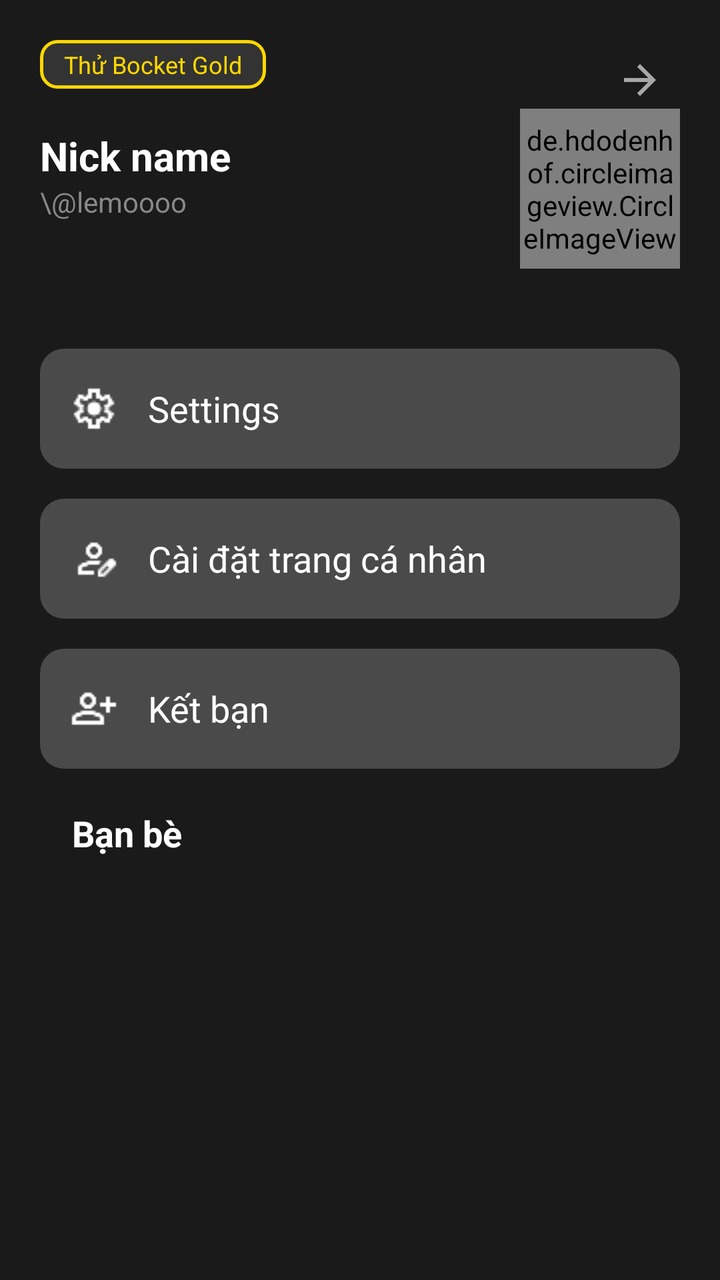
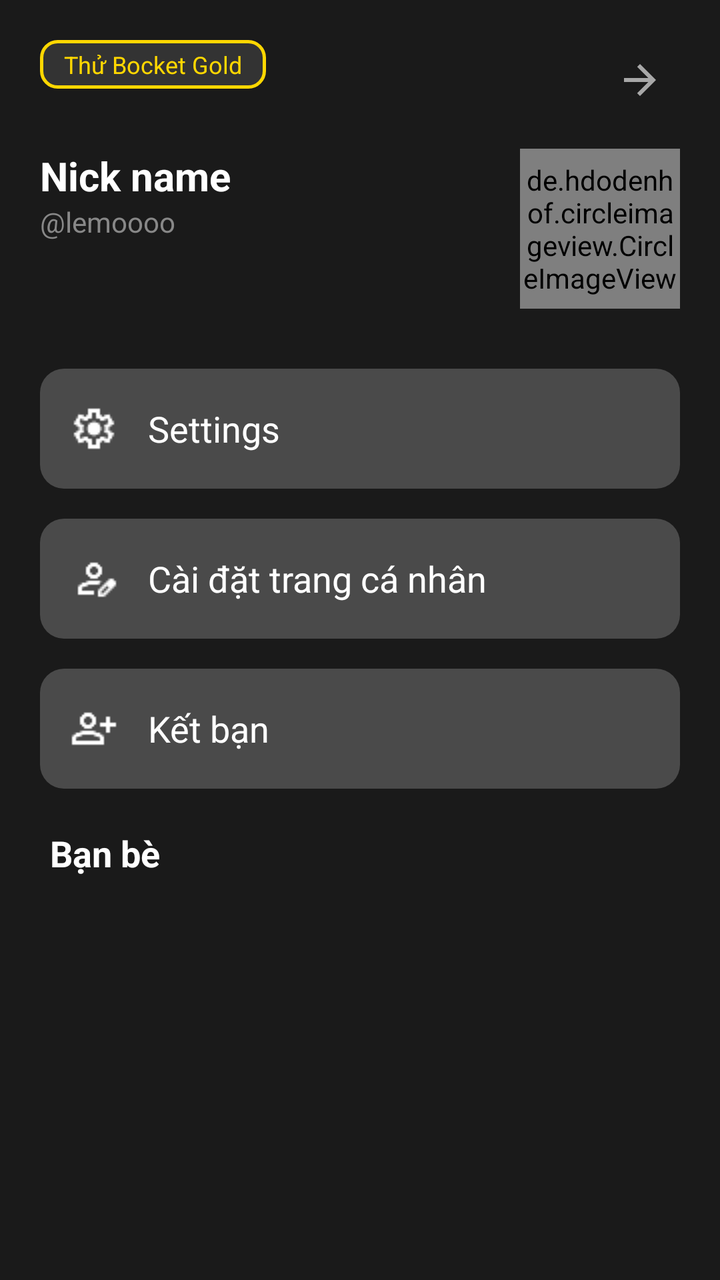

Two renders of the same Android screen: before a commit and after it. Below are the layout's source before the change and the commit's diff.
<!-- AndroidManifest.xml: application theme Theme.Bocket -->
<!-- res/layout/activity_profile.xml -->
<androidx.constraintlayout.widget.ConstraintLayout
    xmlns:android="http://schemas.android.com/apk/res/android"
    xmlns:app="http://schemas.android.com/apk/res-auto"
    xmlns:tools="http://schemas.android.com/tools"
    android:layout_width="match_parent"
    android:layout_height="match_parent"
    android:background="#1A1A1A"
    android:padding="20dp">

    <TextView
        android:id="@+id/tvGoldTag"
        android:layout_width="wrap_content"
        android:layout_height="wrap_content"
        android:background="@drawable/bg_gold_tag"
        android:paddingHorizontal="12dp"
        android:paddingVertical="4dp"
        android:text="Thử Bocket Gold"
        android:textColor="#FFD700"
        android:textSize="12sp"
        app:layout_constraintStart_toStartOf="parent"
        app:layout_constraintTop_toTopOf="parent" />

    <ImageButton
        android:id="@+id/btnBack"
        android:layout_width="40dp"
        android:layout_height="40dp"
        android:src="@drawable/ic_back"
        android:background="?attr/selectableItemBackgroundBorderless"
        android:scaleType="centerInside"
        android:padding="8dp"
        app:layout_constraintEnd_toEndOf="parent"
        app:layout_constraintTop_toTopOf="parent"
        app:tint="#A8A8A8" />

    <LinearLayout
        android:layout_width="wrap_content"
        android:layout_height="wrap_content"
        android:orientation="vertical"
        android:layout_marginTop="20dp"
        app:layout_constraintStart_toStartOf="parent"
        app:layout_constraintTop_toBottomOf="@id/tvGoldTag">

        <TextView
            android:id="@+id/tvProfileNickname"
            android:layout_width="wrap_content"
            android:layout_height="wrap_content"
            android:text="Nick name"
            android:textColor="#FFFFFF"
            android:textSize="20sp"
            android:textStyle="bold" />

        <TextView
            android:id="@+id/tvProfileUsername"
            android:layout_width="wrap_content"
            android:layout_height="wrap_content"
            android:text="\@lemoooo"
            android:textColor="#888888"
            android:textSize="14sp" />
    </LinearLayout>

    <de.hdodenhof.circleimageview.CircleImageView
        android:id="@+id/ivProfileAvatar"
        android:layout_width="80dp"
        android:layout_height="80dp"
        android:src="@drawable/ic_avatar_placeholder"
        app:civ_border_color="#FFD700"
        app:civ_border_width="3dp"
        app:layout_constraintEnd_toEndOf="parent"
        app:layout_constraintTop_toBottomOf="@id/tvGoldTag"
        android:layout_marginTop="10dp"
        tools:ignore="MissingClass" />

    <LinearLayout
        android:layout_width="match_parent"
        android:layout_height="wrap_content"
        android:layout_marginTop="40dp"
        android:orientation="vertical"
        app:layout_constraintTop_toBottomOf="@id/ivProfileAvatar">

        <LinearLayout
            android:id="@+id/btn_open_settings"
            android:layout_width="match_parent"
            android:layout_height="60dp"
            android:background="@drawable/bg_menu_item"
            android:gravity="center_vertical"
            android:paddingHorizontal="15dp"
            android:layout_marginBottom="15dp">
            <ImageView
                android:layout_width="24dp"
                android:layout_height="24dp"
                android:src="@drawable/ic_settings"
                app:tint="#FFFFFF" />
            <TextView
                android:layout_width="wrap_content"
                android:layout_height="wrap_content"
                android:layout_marginStart="15dp"
                android:text="Settings"
                android:textColor="#FFFFFF"
                android:textSize="18sp" />
        </LinearLayout>

        <LinearLayout
            android:id="@+id/btn_open_edit_profile"
            android:layout_width="match_parent"
            android:layout_height="60dp"
            android:background="@drawable/bg_menu_item"
            android:gravity="center_vertical"
            android:paddingHorizontal="15dp"
            android:layout_marginBottom="15dp">
            <ImageView
                android:layout_width="24dp"
                android:layout_height="24dp"
                android:src="@drawable/ic_person_edit"
                app:tint="#FFFFFF" />
            <TextView
                android:layout_width="wrap_content"
                android:layout_height="wrap_content"
                android:layout_marginStart="15dp"
                android:text="Cài đặt trang cá nhân"
                android:textColor="#FFFFFF"
                android:textSize="18sp" />
        </LinearLayout>

        <LinearLayout
            android:id="@+id/btnAddFriendAction"
            android:layout_width="match_parent"
            android:layout_height="60dp"
            android:background="@drawable/bg_menu_item"
            android:gravity="center_vertical"
            android:paddingHorizontal="15dp">
            <ImageView
                android:layout_width="24dp"
                android:layout_height="24dp"
                android:src="@drawable/ic_person_add"
                app:tint="#FFFFFF" />
            <TextView
                android:layout_width="wrap_content"
                android:layout_height="wrap_content"
                android:layout_marginStart="15dp"
                android:text="Kết bạn"
                android:textColor="#FFFFFF"
                android:textSize="18sp" />
        </LinearLayout>

        <TextView
            android:id="@+id/tvFriendsTitle"
            android:layout_width="wrap_content"
            android:layout_height="wrap_content"
            android:text="Bạn bè"
            android:textSize="18sp"
            android:textStyle="bold"
            android:textColor="#ffffff"
            android:layout_marginTop="20dp"
            android:layout_marginStart="16dp"
            android:alpha="1.0"/>

        <androidx.recyclerview.widget.RecyclerView
            android:id="@+id/rvProfileFriendsList"
            android:layout_width="match_parent"
            android:layout_height="wrap_content"
            android:layout_marginTop="10dp"
            android:paddingStart="16dp"
            android:paddingEnd="16dp"
            android:nestedScrollingEnabled="false"/>
    </LinearLayout>



</androidx.constraintlayout.widget.ConstraintLayout>
<!-- resources referenced by this layout -->
<resources>
  <!-- drawable bg_gold_tag (drawable) -->
  <shape xmlns:android="http://schemas.android.com/apk/res/android">
      <stroke android:width="1.5dp" android:color="#FFD700"/> <solid android:color="#333333"/>
      <corners android:radius="8dp"/>
  </shape>
  <!-- drawable bg_menu_item (drawable) -->
  <shape xmlns:android="http://schemas.android.com/apk/res/android">
      <solid android:color="#4A4A4A"/> <corners android:radius="12dp"/>
  </shape>
  <!-- drawable ic_avatar_placeholder (drawable) -->
  <?xml version="1.0" encoding="utf-8"?>
  <vector xmlns:android="http://schemas.android.com/apk/res/android"
      android:width="50dp"
      android:height="50dp"
      android:viewportWidth="50"
      android:viewportHeight="50">
  
      <path
          android:fillColor="#555555"
          android:pathData="M25,25m-25,0a25,25 0,1 1,50 0a25,25 0,1 1,-50 0" />
  
      <path
          android:fillColor="#DDDDDD"
          android:pathData="M20.8,18a4,4 0,1 1,8 0a4,4 0,1 1,-8 0" />
  
      <path
          android:fillColor="#DDDDDD"
          android:pathData="M16.5,33a8.5,8.5 0,0 1,17 0v1h-17z" />
  
  </vector>
  <!-- drawable ic_back (drawable) -->
  <?xml version="1.0" encoding="utf-8"?>
  <vector xmlns:android="http://schemas.android.com/apk/res/android"
      android:width="24dp"
      android:height="24dp"
      android:viewportWidth="24"
      android:viewportHeight="24">
  
      <group
          android:pivotX="12"
          android:pivotY="12"
          android:rotation="180">
          <path
              android:fillColor="#FFFFFF"
              android:pathData="M20,11H7.83l5.59,-5.59L12,4l-8,8 8,8 1.41,-1.41L7.83,13H20v-2z"/>
      </group>
  </vector>
  <!-- drawable ic_person_add: png bitmap (drawable, 464 bytes) -->
  <!-- drawable ic_person_edit: png bitmap (drawable, 508 bytes) -->
  <!-- drawable ic_settings: png bitmap (drawable, 769 bytes) -->
  <style name="Theme.Bocket" parent="Base.Theme.Bocket" />
  <style name="Base.Theme.Bocket" parent="Theme.Material3.DayNight.NoActionBar">
          
          
      </style>
</resources>

<!-- the commit's change to res/layout/activity_profile.xml (unified diff, before → after) -->
@@ -1,16 +1,17 @@
+<?xml version="1.0" encoding="utf-8"?>
 <androidx.constraintlayout.widget.ConstraintLayout
     xmlns:android="http://schemas.android.com/apk/res/android"
     xmlns:app="http://schemas.android.com/apk/res-auto"
     xmlns:tools="http://schemas.android.com/tools"
     android:layout_width="match_parent"
     android:layout_height="match_parent"
-    android:background="#1A1A1A"
-    android:padding="20dp">
+    android:background="#1A1A1A">
 
     <TextView
         android:id="@+id/tvGoldTag"
         android:layout_width="wrap_content"
         android:layout_height="wrap_content"
+        android:layout_margin="20dp"
         android:background="@drawable/bg_gold_tag"
         android:paddingHorizontal="12dp"
         android:paddingVertical="4dp"
@@ -24,146 +25,156 @@
         android:id="@+id/btnBack"
         android:layout_width="40dp"
         android:layout_height="40dp"
+        android:layout_margin="20dp"
         android:src="@drawable/ic_back"
         android:background="?attr/selectableItemBackgroundBorderless"
-        android:scaleType="centerInside"
         android:padding="8dp"
         app:layout_constraintEnd_toEndOf="parent"
         app:layout_constraintTop_toTopOf="parent"
         app:tint="#A8A8A8" />
 
-    <LinearLayout
-        android:layout_width="wrap_content"
-        android:layout_height="wrap_content"
-        android:orientation="vertical"
-        android:layout_marginTop="20dp"
-        app:layout_constraintStart_toStartOf="parent"
+    <androidx.core.widget.NestedScrollView
+        android:layout_width="match_parent"
+        android:layout_height="0dp"
+        android:layout_marginTop="10dp"
+        app:layout_constraintBottom_toBottomOf="parent"
         app:layout_constraintTop_toBottomOf="@id/tvGoldTag">
 
-        <TextView
-            android:id="@+id/tvProfileNickname"
-            android:layout_width="wrap_content"
+        <androidx.constraintlayout.widget.ConstraintLayout
+            android:layout_width="match_parent"
             android:layout_height="wrap_content"
-            android:text="Nick name"
-            android:textColor="#FFFFFF"
-            android:textSize="20sp"
-            android:textStyle="bold" />
+            android:padding="20dp">
 
-        <TextView
-            android:id="@+id/tvProfileUsername"
-            android:layout_width="wrap_content"
-            android:layout_height="wrap_content"
-            android:text="\@lemoooo"
-            android:textColor="#888888"
-            android:textSize="14sp" />
-    </LinearLayout>
-
-    <de.hdodenhof.circleimageview.CircleImageView
-        android:id="@+id/ivProfileAvatar"
-        android:layout_width="80dp"
-        android:layout_height="80dp"
-        android:src="@drawable/ic_avatar_placeholder"
-        app:civ_border_color="#FFD700"
-        app:civ_border_width="3dp"
-        app:layout_constraintEnd_toEndOf="parent"
-        app:layout_constraintTop_toBottomOf="@id/tvGoldTag"
-        android:layout_marginTop="10dp"
-        tools:ignore="MissingClass" />
-
-    <LinearLayout
-        android:layout_width="match_parent"
-        android:layout_height="wrap_content"
-        android:layout_marginTop="40dp"
-        android:orientation="vertical"
-        app:layout_constraintTop_toBottomOf="@id/ivProfileAvatar">
-
-        <LinearLayout
-            android:id="@+id/btn_open_settings"
-            android:layout_width="match_parent"
-            android:layout_height="60dp"
-            android:background="@drawable/bg_menu_item"
-            android:gravity="center_vertical"
-            android:paddingHorizontal="15dp"
-            android:layout_marginBottom="15dp">
-            <ImageView
-                android:layout_width="24dp"
-                android:layout_height="24dp"
-                android:src="@drawable/ic_settings"
-                app:tint="#FFFFFF" />
-            <TextView
+            <LinearLayout
+                android:id="@+id/llProfileHeader"
                 android:layout_width="wrap_content"
                 android:layout_height="wrap_content"
-                android:layout_marginStart="15dp"
-                android:text="Settings"
-                android:textColor="#FFFFFF"
-                android:textSize="18sp" />
-        </LinearLayout>
+                android:orientation="vertical"
+                app:layout_constraintStart_toStartOf="parent"
+                app:layout_constraintTop_toTopOf="parent">
 
-        <LinearLayout
-            android:id="@+id/btn_open_edit_profile"
-            android:layout_width="match_parent"
-            android:layout_height="60dp"
-            android:background="@drawable/bg_menu_item"
-            android:gravity="center_vertical"
-            android:paddingHorizontal="15dp"
-            android:layout_marginBottom="15dp">
-            <ImageView
-                android:layout_width="24dp"
-                android:layout_height="24dp"
-                android:src="@drawable/ic_person_edit"
-                app:tint="#FFFFFF" />
-            <TextView
-                android:layout_width="wrap_content"
+                <TextView
+                    android:id="@+id/tvProfileNickname"
+                    android:layout_width="wrap_content"
+                    android:layout_height="wrap_content"
+                    android:text="Nick name"
+                    android:textColor="#FFFFFF"
+                    android:textSize="20sp"
+                    android:textStyle="bold" />
+
+                <TextView
+                    android:id="@+id/tvProfileUsername"
+                    android:layout_width="wrap_content"
+                    android:layout_height="wrap_content"
+                    android:text="@lemoooo"
+                    android:textColor="#888888"
+                    android:textSize="14sp" />
+            </LinearLayout>
+
+            <de.hdodenhof.circleimageview.CircleImageView
+                android:id="@+id/ivProfileAvatar"
+                android:layout_width="80dp"
+                android:layout_height="80dp"
+                android:src="@drawable/ic_avatar_placeholder"
+                app:civ_border_color="#FFD700"
+                app:civ_border_width="3dp"
+                app:layout_constraintEnd_toEndOf="parent"
+                app:layout_constraintTop_toTopOf="parent" />
+
+            <LinearLayout
+                android:layout_width="match_parent"
                 android:layout_height="wrap_content"
-                android:layout_marginStart="15dp"
-                android:text="Cài đặt trang cá nhân"
-                android:textColor="#FFFFFF"
-                android:textSize="18sp" />
-        </LinearLayout>
+                android:layout_marginTop="30dp"
+                android:orientation="vertical"
+                app:layout_constraintTop_toBottomOf="@id/ivProfileAvatar">
 
-        <LinearLayout
-            android:id="@+id/btnAddFriendAction"
-            android:layout_width="match_parent"
-            android:layout_height="60dp"
-            android:background="@drawable/bg_menu_item"
-            android:gravity="center_vertical"
-            android:paddingHorizontal="15dp">
-            <ImageView
-                android:layout_width="24dp"
-                android:layout_height="24dp"
-                android:src="@drawable/ic_person_add"
-                app:tint="#FFFFFF" />
-            <TextView
-                android:layout_width="wrap_content"
-                android:layout_height="wrap_content"
-                android:layout_marginStart="15dp"
-                android:text="Kết bạn"
-                android:textColor="#FFFFFF"
-                android:textSize="18sp" />
-        </LinearLayout>
+                <LinearLayout
+                    android:id="@+id/btn_open_settings"
+                    android:layout_width="match_parent"
+                    android:layout_height="60dp"
+                    android:background="@drawable/bg_menu_item"
+                    android:gravity="center_vertical"
+                    android:paddingHorizontal="15dp"
+                    android:layout_marginBottom="15dp"
+                    android:clickable="true"
+                    android:focusable="true">
+                    <ImageView
+                        android:layout_width="24dp"
+                        android:layout_height="24dp"
+                        android:src="@drawable/ic_settings"
+                        app:tint="#FFFFFF" />
+                    <TextView
+                        android:layout_width="wrap_content"
+                        android:layout_height="wrap_content"
+                        android:layout_marginStart="15dp"
+                        android:text="Settings"
+                        android:textColor="#FFFFFF"
+                        android:textSize="18sp" />
+                </LinearLayout>
 
-        <TextView
-            android:id="@+id/tvFriendsTitle"
-            android:layout_width="wrap_content"
-            android:layout_height="wrap_content"
-            android:text="Bạn bè"
-            android:textSize="18sp"
-            android:textStyle="bold"
-            android:textColor="#ffffff"
-            android:layout_marginTop="20dp"
-            android:layout_marginStart="16dp"
-            android:alpha="1.0"/>
+                <LinearLayout
+                    android:id="@+id/btn_open_edit_profile"
+                    android:layout_width="match_parent"
+                    android:layout_height="60dp"
+                    android:background="@drawable/bg_menu_item"
+                    android:gravity="center_vertical"
+                    android:paddingHorizontal="15dp"
+                    android:layout_marginBottom="15dp">
+                    <ImageView
+                        android:layout_width="24dp"
+                        android:layout_height="24dp"
+                        android:src="@drawable/ic_person_edit"
+                        app:tint="#FFFFFF" />
+                    <TextView
+                        android:layout_width="wrap_content"
+                        android:layout_height="wrap_content"
+                        android:layout_marginStart="15dp"
+                        android:text="Cài đặt trang cá nhân"
+                        android:textColor="#FFFFFF"
+                        android:textSize="18sp" />
+                </LinearLayout>
 
-        <androidx.recyclerview.widget.RecyclerView
-            android:id="@+id/rvProfileFriendsList"
-            android:layout_width="match_parent"
-            android:layout_height="wrap_content"
-            android:layout_marginTop="10dp"
-            android:paddingStart="16dp"
-            android:paddingEnd="16dp"
-            android:nestedScrollingEnabled="false"/>
-    </LinearLayout>
+                <LinearLayout
+                    android:id="@+id/btnAddFriendAction"
+                    android:layout_width="match_parent"
+                    android:layout_height="60dp"
+                    android:background="@drawable/bg_menu_item"
+                    android:gravity="center_vertical"
+                    android:paddingHorizontal="15dp">
+                    <ImageView
+                        android:layout_width="24dp"
+                        android:layout_height="24dp"
+                        android:src="@drawable/ic_person_add"
+                        app:tint="#FFFFFF" />
+                    <TextView
+                        android:layout_width="wrap_content"
+                        android:layout_height="wrap_content"
+                        android:layout_marginStart="15dp"
+                        android:text="Kết bạn"
+                        android:textColor="#FFFFFF"
+                        android:textSize="18sp" />
+                </LinearLayout>
 
+                <TextView
+                    android:id="@+id/tvFriendsTitle"
+                    android:layout_width="wrap_content"
+                    android:layout_height="wrap_content"
+                    android:text="Bạn bè"
+                    android:textSize="18sp"
+                    android:textStyle="bold"
+                    android:textColor="#ffffff"
+                    android:layout_marginTop="20dp"
+                    android:layout_marginStart="5dp"/>
 
+                <androidx.recyclerview.widget.RecyclerView
+                    android:id="@+id/rvProfileFriendsList"
+                    android:layout_width="match_parent"
+                    android:layout_height="wrap_content"
+                    android:layout_marginTop="10dp"
+                    android:nestedScrollingEnabled="false" />
+
+            </LinearLayout>
+        </androidx.constraintlayout.widget.ConstraintLayout>
+    </androidx.core.widget.NestedScrollView>
 
 </androidx.constraintlayout.widget.ConstraintLayout>
